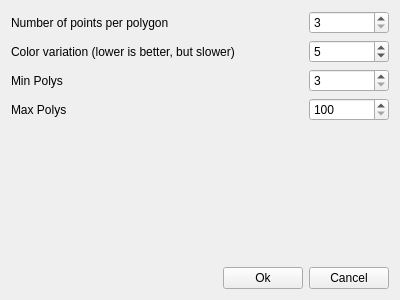
Old version of the form settingswidget.ui in the repository tux3/Evolve.
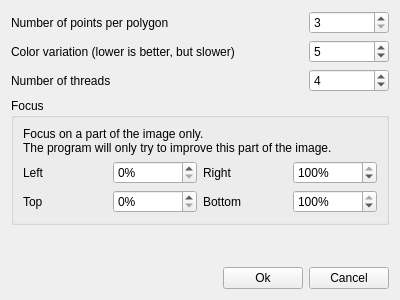
New version of the form.

```diff
--- a/settingswidget.ui
+++ b/settingswidget.ui
@@ -14,6 +14,109 @@
    <string>Settings</string>
   </property>
   <layout class="QGridLayout" name="gridLayout">
+   <item row="3" column="0" colspan="3">
+    <widget class="QGroupBox" name="groupBox">
+     <property name="title">
+      <string>Focus</string>
+     </property>
+     <layout class="QGridLayout" name="gridLayout_2">
+      <item row="1" column="3">
+       <widget class="QSpinBox" name="focusRight">
+        <property name="suffix">
+         <string>%</string>
+        </property>
+        <property name="maximum">
+         <number>100</number>
+        </property>
+        <property name="singleStep">
+         <number>5</number>
+        </property>
+        <property name="value">
+         <number>100</number>
+        </property>
+       </widget>
+      </item>
+      <item row="1" column="2">
+       <widget class="QLabel" name="label_5">
+        <property name="text">
+         <string>Right</string>
+        </property>
+       </widget>
+      </item>
+      <item row="1" column="0">
+       <widget class="QLabel" name="label_4">
+        <property name="text">
+         <string>Left</string>
+        </property>
+       </widget>
+      </item>
+      <item row="0" column="0" colspan="4">
+       <widget class="QLabel" name="label_3">
+        <property name="text">
+         <string>Focus on a part of the image only.
+The program will only try to improve this part of the image.</string>
+        </property>
+       </widget>
+      </item>
+      <item row="1" column="1">
+       <widget class="QSpinBox" name="focusLeft">
+        <property name="suffix">
+         <string>%</string>
+        </property>
+        <property name="maximum">
+         <number>100</number>
+        </property>
+        <property name="singleStep">
+         <number>5</number>
+        </property>
+       </widget>
+      </item>
+      <item row="2" column="0">
+       <widget class="QLabel" name="label_6">
+        <property name="text">
+         <string>Top</string>
+        </property>
+       </widget>
+      </item>
+      <item row="2" column="1">
+       <widget class="QSpinBox" name="focusTop">
+        <property name="suffix">
+         <string>%</string>
+        </property>
+        <property name="maximum">
+         <number>100</number>
+        </property>
+        <property name="singleStep">
+         <number>5</number>
+        </property>
+       </widget>
+      </item>
+      <item row="2" column="2">
+       <widget class="QLabel" name="label_7">
+        <property name="text">
+         <string>Bottom</string>
+        </property>
+       </widget>
+      </item>
+      <item row="2" column="3">
+       <widget class="QSpinBox" name="focusBottom">
+        <property name="suffix">
+         <string>%</string>
+        </property>
+        <property name="maximum">
+         <number>100</number>
+        </property>
+        <property name="singleStep">
+         <number>5</number>
+        </property>
+        <property name="value">
+         <number>100</number>
+        </property>
+       </widget>
+      </item>
+     </layout>
+    </widget>
+   </item>
    <item row="5" column="2">
     <widget class="QPushButton" name="closeButton">
      <property name="text">
@@ -92,36 +195,22 @@
     </widget>
    </item>
    <item row="2" column="0">
-    <widget class="QLabel" name="label_3">
+    <widget class="QLabel" name="label_8">
      <property name="text">
-      <string>Min Polys</string>
-     </property>
-    </widget>
-   </item>
-   <item row="3" column="0">
-    <widget class="QLabel" name="label_4">
-     <property name="text">
-      <string>Max Polys</string>
+      <string>Number of threads</string>
      </property>
     </widget>
    </item>
    <item row="2" column="2">
     <widget class="QSpinBox" name="minPolySpin">
      <property name="minimum">
-      <number>3</number>
+      <number>1</number>
      </property>
      <property name="maximum">
-      <number>10000</number>
+      <number>16</number>
      </property>
-    </widget>
-   </item>
-   <item row="3" column="2">
-    <widget class="QSpinBox" name="maxPolySpin">
-     <property name="minimum">
-      <number>100</number>
-     </property>
-     <property name="maximum">
-      <number>100000</number>
+     <property name="value">
+      <number>4</number>
      </property>
     </widget>
    </item>
```
Left out of the diff: 56 changed lines with no effect on the pictures.
